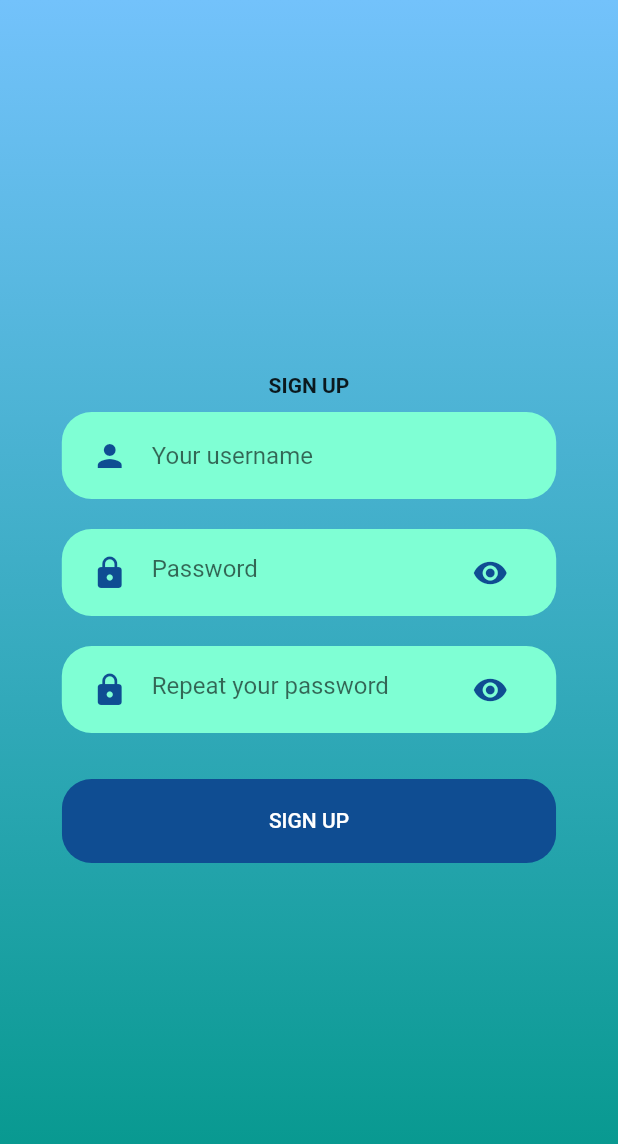
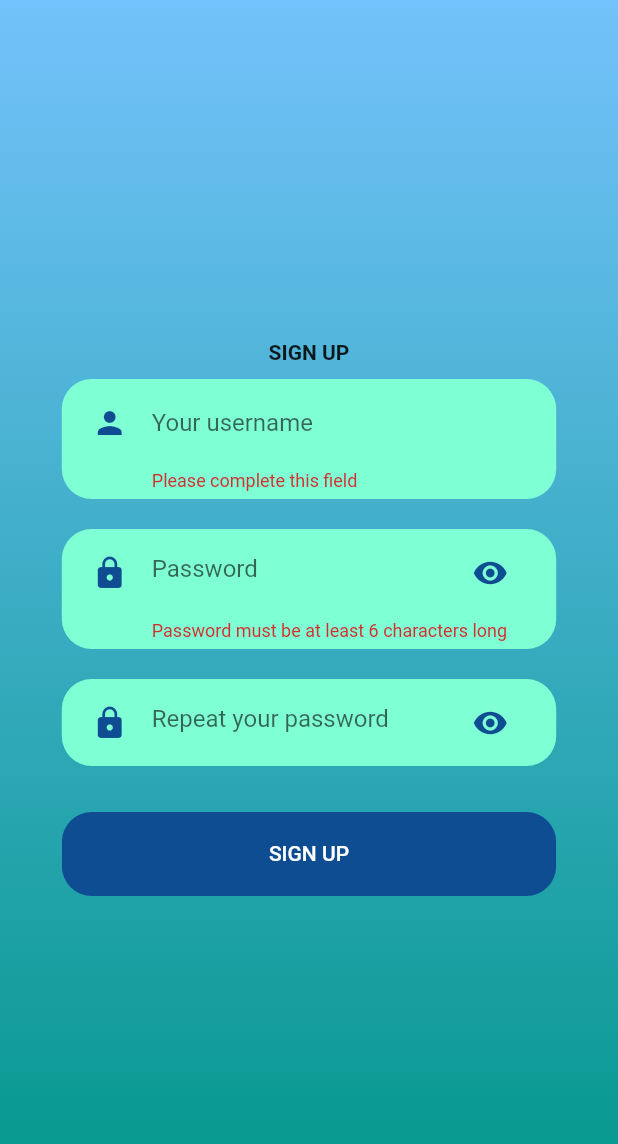
Before and after one commit to operator-id/Flutter_ChatApp, a Flutter app: the SignUpScreen screen opened directly, after a tap on "SIGN UP", on a phone screen of 412 x 824 dp. Shown: the top 1144 px of the screen. Run offline on Flutter 3.47's test engine with Material 2 defaults, Android fonts, the phone set to English and light mode, and no system bars.

Commit message:
API Login, Register

```diff
--- a/lib/Screens/login_screen/components/rounded_input_field.dart
+++ b/lib/Screens/login_screen/components/rounded_input_field.dart
@@ -3,31 +3,39 @@ import 'package:flutter_chat/Screens/login_screen/components/text_field_containe
 
 import '../../../constants.dart';
 
-class RoundedInputField extends StatelessWidget {
+class RoundedInputField extends StatefulWidget {
   final TextEditingController controller;
   final String hintText;
+  final FormFieldValidator<String> validator;
   final IconData icon;
   final ValueChanged<String> onChanged;
+
   const RoundedInputField({
     Key key,
     this.controller,
+    this.validator,
     this.hintText,
     this.icon = Icons.person,
     this.onChanged,
   }) : super(key: key);
+  @override
+  _RoundedInputFieldState createState() => _RoundedInputFieldState();
+}
+  class _RoundedInputFieldState extends State<RoundedInputField>{
 
   @override
   Widget build(BuildContext context) {
     return TextFieldContainer(
-      child: TextField(
-        controller: controller,
-        onChanged: onChanged,
+      child: TextFormField(
+        controller: widget.controller,
+        validator: widget.validator,
+        onChanged: widget.onChanged,
         decoration: InputDecoration(
           icon: Icon(
-            icon,
+            widget.icon,
             color: kPrimaryColor,
           ),
-          hintText: hintText,
+          hintText: widget.hintText,
           border: InputBorder.none,
         ),
       ),
--- a/lib/Screens/login_screen/components/rounded_password_field.dart
+++ b/lib/Screens/login_screen/components/rounded_password_field.dart
@@ -5,12 +5,17 @@ import '../../../constants.dart';
 
 
 class RoundedPasswordField extends StatelessWidget {
+
   final String hintText;
+  final TextEditingController controller;
+  final FormFieldValidator<String> validator;
   final IconData icon;
   final ValueChanged<String> onChanged;
   const RoundedPasswordField({
     Key key,
     this.hintText,
+    this.validator,
+    this.controller,
     this.icon = Icons.lock,
     this.onChanged,
   }) : super(key: key);
@@ -18,7 +23,9 @@ class RoundedPasswordField extends StatelessWidget {
   @override
   Widget build(BuildContext context) {
     return TextFieldContainer(
-        child: TextField(
+        child: TextFormField(
+          validator: validator,
+          controller: controller,
           obscureText: true,
           decoration: InputDecoration(
             hintText: hintText,
--- a/lib/Screens/signup_screen/signup_screen.dart
+++ b/lib/Screens/signup_screen/signup_screen.dart
@@ -4,14 +4,36 @@ import 'package:flutter_chat/Screens/components/rounded_button.dart';
 import 'package:flutter_chat/Screens/login_screen/components/login_body.dart';
 import 'package:flutter_chat/Screens/login_screen/components/rounded_input_field.dart';
 import 'package:flutter_chat/Screens/login_screen/components/rounded_password_field.dart';
+import 'package:flutter_chat/Screens/login_screen/components/rounded_input_field.dart';
+import 'package:flutter_chat/Screens/login_screen/login_screen.dart';
+import 'package:flutter_chat/api.dart' as api;
 
-class SignUpScreen extends StatelessWidget {
+class SignUpScreen extends StatefulWidget {
+  @override
+  _SignUpScreenState createState() => _SignUpScreenState();
+}
+
+class _SignUpScreenState extends State<SignUpScreen> {
+  final usernameController = TextEditingController();
+  final firstPasswordController = TextEditingController();
+  final secondPasswordController = TextEditingController();
+  final _formKey = GlobalKey<FormState>();
+
+  @override
+  void dispose() {
+    usernameController.dispose();
+    firstPasswordController.dispose();
+    secondPasswordController.dispose();
+    super.dispose();
+  }
+
   @override
   Widget build(BuildContext context) {
     Size size = MediaQuery.of(context).size;
     return Scaffold(
-
-        body: Background(
+        body: Form(
+      key: _formKey,
+      child: Background(
         child: Column(
             mainAxisAlignment: MainAxisAlignment.center,
             children: <Widget>[
@@ -21,24 +43,61 @@ class SignUpScreen extends StatelessWidget {
               ),
               RoundedInputField(
                 hintText: "Your username",
-              onChanged: (value){},
+                controller: usernameController,
+                validator: (value) {
+                  if (value.length < 3) {
+                    return 'Please complete this field';
+                  }
+                  return null;
+                },
+                onChanged: (value) {},
               ),
               RoundedPasswordField(
                 hintText: "Password",
-                onChanged: (value){},
+                controller: firstPasswordController,
+                validator: (value) {
+                  if (value.length < 6) {
+                    return 'Password must be at least 6 characters long';
+                  }
+                  return null;
+                },
+                onChanged: (value) {},
               ),
               RoundedPasswordField(
                 hintText: "Repeat your password",
-                onChanged: (value){},
+                controller: secondPasswordController,
+                validator: (value) {
+                  if (firstPasswordController.text !=
+                      secondPasswordController.text) {
+                    return 'The passwords must match';
+                  }
+                  return null;
+                },
+                onChanged: (value) {},
               ),
-            SizedBox(height: size.height * .025,),
+              SizedBox(
+                height: size.height * .025,
+              ),
               RoundedButton(
                   text: "SIGN UP",
-              press: (){}
-            )
-               ]
-        )
-        )
+                  press: () {
+                    print('username: ' + usernameController.text);
+                    if (_formKey.currentState.validate()) {
+
+                      api.registerUser(usernameController.text, firstPasswordController.text) ;
+
+                      Navigator.push(
+                        context,
+                        MaterialPageRoute(
+                          builder: (context) {
+                            return LoginScreen();
+                          },
+                        ),
                       );
                     }
+                  })
+            ]),
+      ),
+    ));
   }
+}
--- a/pubspec.yaml
+++ b/pubspec.yaml
@@ -23,7 +23,7 @@ environment:
 dependencies:
   flutter:
     sdk: flutter
-
+  http: ^0.12.2
 
   # The following adds the Cupertino Icons font to your application.
   # Use with the CupertinoIcons class for iOS style icons.
```
Also changed, not shown: lib/Screens/login_screen/components/login_body.dart (+55 -15 lines), lib/api.dart (added, +37 -0 lines), pubspec.lock, 1 other file. Lines whose indentation alone changed are shown as unchanged.
